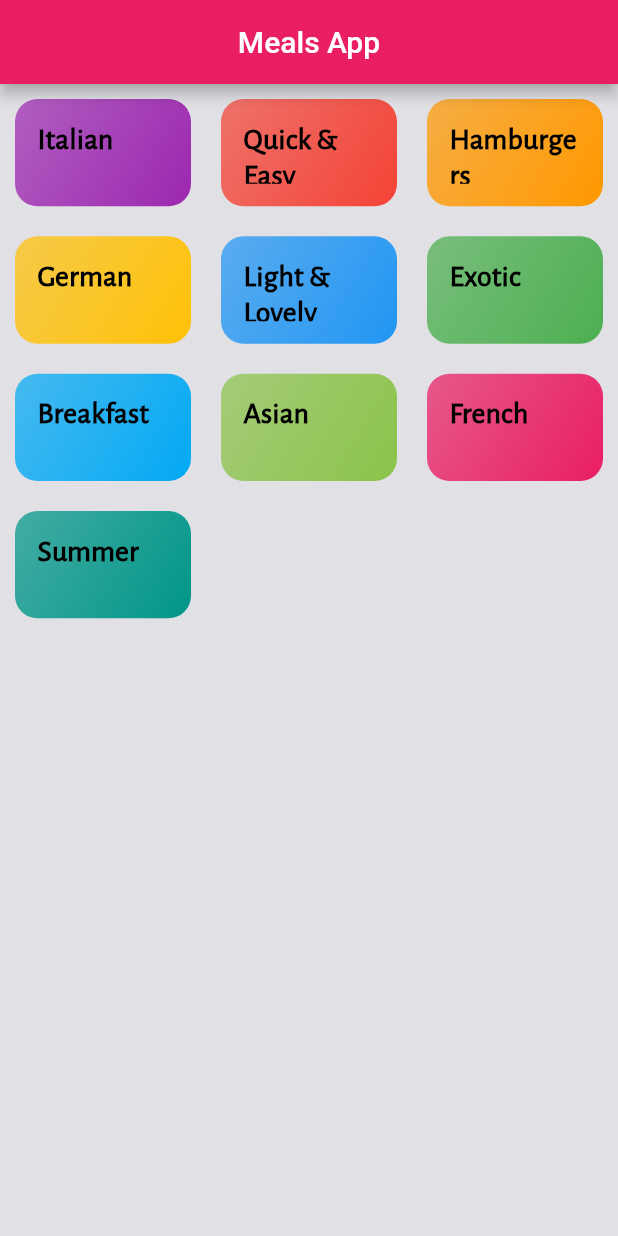
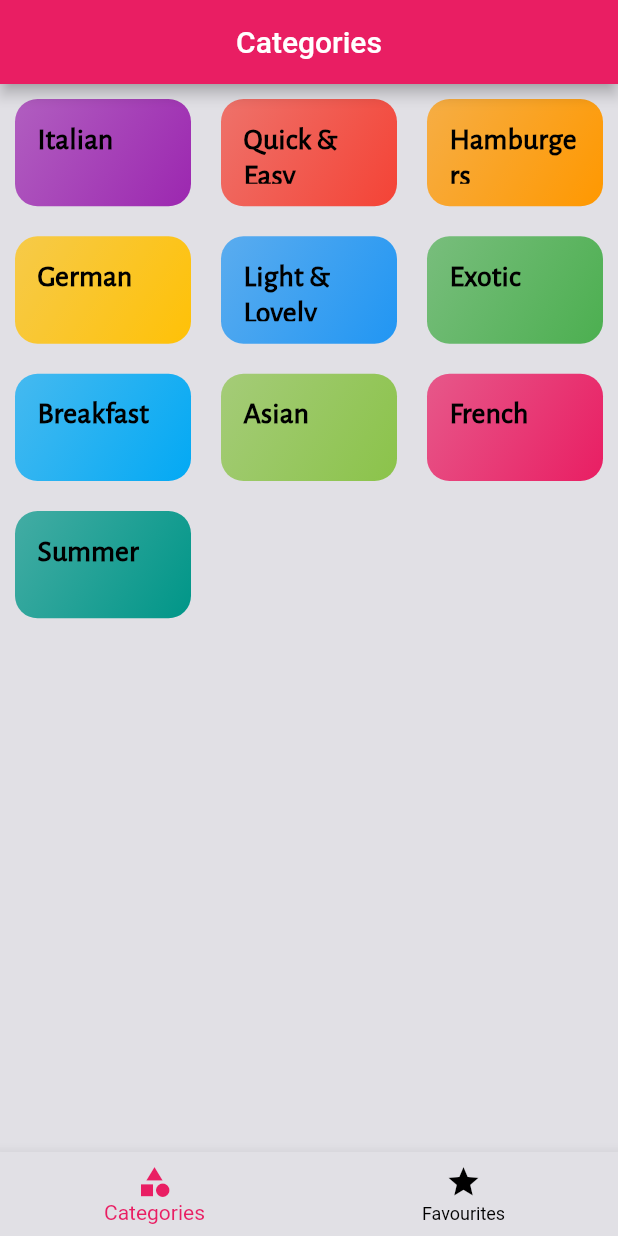
Before and after one commit to Shubh0405/Flutter-navigation-meals-app, a Flutter app: the screen it shows after launch, on a phone screen of 412 x 824 dp. Run offline on Flutter 3.47's test engine with Material 2 defaults, Android fonts, the phone set to English and light mode, and no system bars.

Commit message:
bottom navbar added

```diff
--- a/navigation_meals/lib/main.dart
+++ b/navigation_meals/lib/main.dart
@@ -1,4 +1,5 @@
 import 'package:flutter/material.dart';
+import 'screens/tab_screen.dart';
 import 'screens/meals_details_screen.dart';
 import 'screens/category_meals.dart';
 import 'screens/categories_screen.dart';
@@ -28,7 +29,7 @@ class MyApp extends StatelessWidget {
                   fontWeight: FontWeight.bold))),
       // home: const CategoriesScreen(),
       routes: {
-        '/': (context) => CategoriesScreen(),
+        '/': (context) => TabScreen(),
         '/category-meal': (context) => CategoryMeals(),
         '/meal-details': (context) => MealDetailsScreen()
       },
--- a/navigation_meals/lib/screens/categories_screen.dart
+++ b/navigation_meals/lib/screens/categories_screen.dart
@@ -8,10 +8,6 @@ class CategoriesScreen extends StatelessWidget {
   @override
   Widget build(BuildContext context) {
     return Scaffold(
-      appBar: AppBar(
-        title: Text('Meals App'),
-        centerTitle: true,
-      ),
       body: GridView(
           children: DUMMY_CATEGORIES
               .map((category) => CategoryItem(
--- /dev/null
+++ b/navigation_meals/lib/screens/favourites_screen.dart
@@ -0,0 +1,12 @@
+import 'package:flutter/material.dart';
+
+class FavouriteScreen extends StatelessWidget {
+  const FavouriteScreen({super.key});
+
+  @override
+  Widget build(BuildContext context) {
+    return Scaffold(
+      body: Center(child: Text('Favourites Screen')),
+    );
+  }
+}
--- /dev/null
+++ b/navigation_meals/lib/screens/tab_screen.dart
@@ -0,0 +1,48 @@
+import 'package:flutter/material.dart';
+import '/screens/categories_screen.dart';
+import '/screens/favourites_screen.dart';
+
+class TabScreen extends StatefulWidget {
+  const TabScreen({super.key});
+
+  @override
+  State<TabScreen> createState() => _TabScreenState();
+}
+
+class _TabScreenState extends State<TabScreen> {
+  final List<Map<String, Object>> _screenList = [
+    {'screen': CategoriesScreen(), 'title': 'Categories'},
+    {'screen': FavouriteScreen(), 'title': 'Favourites'}
+  ];
+
+  int _selectedPageIndex = 0;
+
+  void _selectScreen(int index) {
+    setState(() {
+      _selectedPageIndex = index;
+    });
+  }
+
+  @override
+  Widget build(BuildContext context) {
+    return Scaffold(
+      appBar: AppBar(
+        title: Text(_screenList[_selectedPageIndex]['title'] as String),
+        centerTitle: true,
+      ),
+      body: _screenList[_selectedPageIndex]['screen'] as Widget,
+      bottomNavigationBar: BottomNavigationBar(
+        onTap: _selectScreen,
+        backgroundColor: Theme.of(context).canvasColor,
+        unselectedItemColor: Colors.black,
+        selectedItemColor: Theme.of(context).primaryColor,
+        currentIndex: _selectedPageIndex,
+        items: const [
+          BottomNavigationBarItem(
+              icon: Icon(Icons.category), label: 'Categories'),
+          BottomNavigationBarItem(icon: Icon(Icons.star), label: 'Favourites')
+        ],
+      ),
+    );
+  }
+}
```
